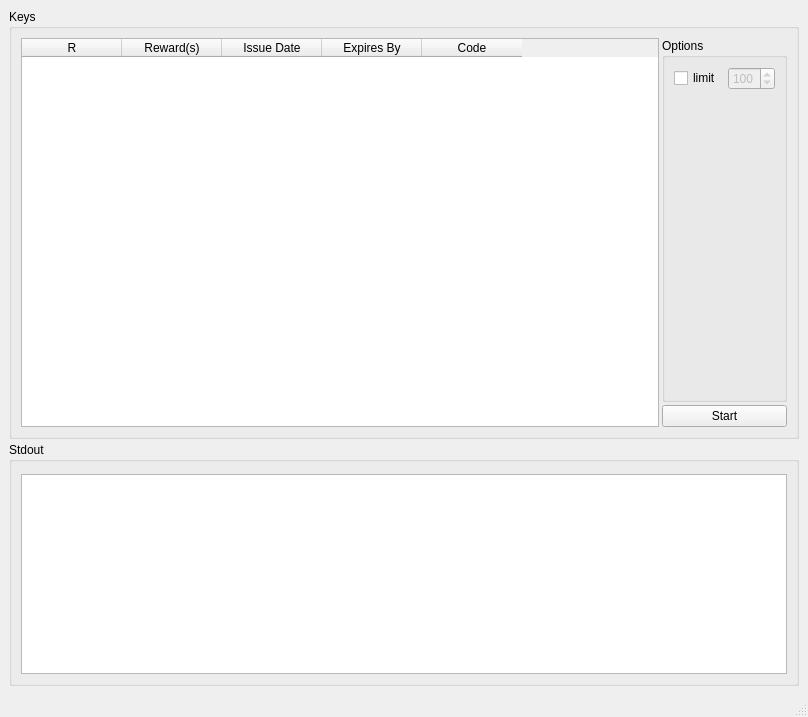
Fabbi/autoshift, file src/controlwindow.ui: the form before one commit.
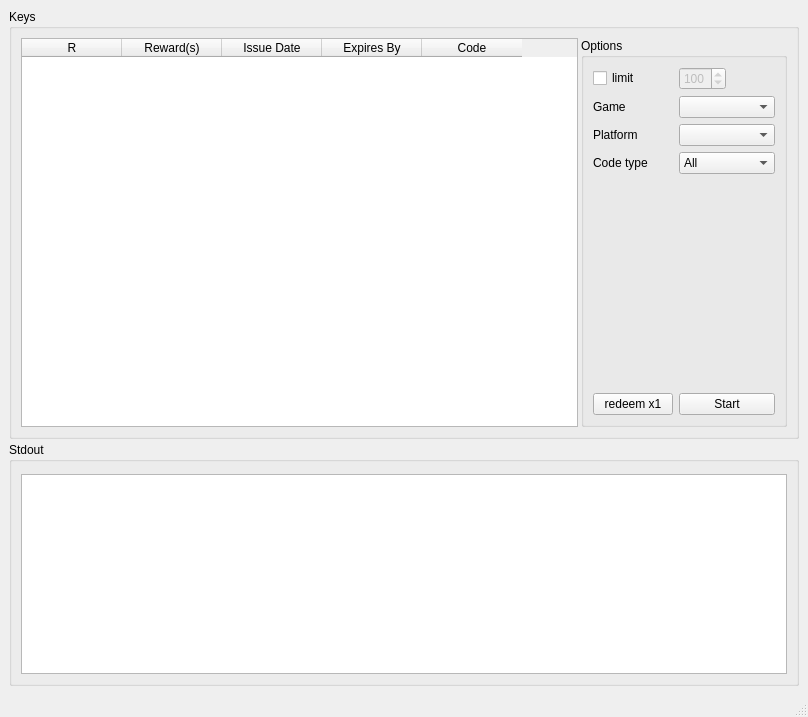
The form after the commit. Custom widgets are drawn as their Qt base class.

Commit message: all options from python version

What changed in the file:
```diff
--- a/src/controlwindow.ui
+++ b/src/controlwindow.ui
@@ -100,6 +100,23 @@
             <string>Options</string>
            </property>
            <layout class="QGridLayout" name="gridLayout_2">
+            <item row="1" column="0">
+             <widget class="QLabel" name="labelGame">
+              <property name="text">
+               <string>Game</string>
+              </property>
+             </widget>
+            </item>
+            <item row="1" column="1">
+             <widget class="QComboBox" name="dropDGame"/>
+            </item>
+            <item row="2" column="0">
+             <widget class="QLabel" name="labelPlatform">
+              <property name="text">
+               <string>Platform</string>
+              </property>
+             </widget>
+            </item>
             <item row="0" column="0">
              <widget class="QCheckBox" name="limitCB">
               <property name="text">
@@ -107,6 +124,35 @@
               </property>
              </widget>
             </item>
+            <item row="5" column="0">
+             <widget class="QPushButton" name="redeemButton">
+              <property name="toolTip">
+               <string>Redeem once now</string>
+              </property>
+              <property name="text">
+               <string>redeem x1</string>
+              </property>
+             </widget>
+            </item>
+            <item row="5" column="1">
+             <widget class="QPushButton" name="controlButton">
+              <property name="toolTip">
+               <string>Start auto redeeming</string>
+              </property>
+              <property name="text">
+               <string>Start</string>
+              </property>
+              <property name="checkable">
+               <bool>true</bool>
+              </property>
+              <property name="checked">
+               <bool>false</bool>
+              </property>
+              <property name="flat">
+               <bool>false</bool>
+              </property>
+             </widget>
+            </item>
             <item row="0" column="1">
              <widget class="QSpinBox" name="limitBox">
               <property name="enabled">
@@ -126,7 +172,10 @@
               </property>
              </widget>
             </item>
-            <item row="1" column="1">
+            <item row="2" column="1">
+             <widget class="QComboBox" name="dropDPlatform"/>
+            </item>
+            <item row="4" column="1">
              <spacer name="verticalSpacer">
               <property name="orientation">
                <enum>Qt::Vertical</enum>
@@ -139,25 +188,38 @@
               </property>
              </spacer>
             </item>
+            <item row="3" column="0">
+             <widget class="QLabel" name="label">
+              <property name="text">
+               <string>Code type</string>
+              </property>
+             </widget>
+            </item>
+            <item row="3" column="1">
+             <widget class="QComboBox" name="dropDType">
+              <property name="currentIndex">
+               <number>0</number>
+              </property>
+              <item>
+               <property name="text">
+                <string>All</string>
+               </property>
+              </item>
+              <item>
+               <property name="text">
+                <string>Golden</string>
+               </property>
+              </item>
+              <item>
+               <property name="text">
+                <string>Non-Golden</string>
+               </property>
+              </item>
+             </widget>
+            </item>
            </layout>
           </widget>
          </item>
-         <item>
-          <widget class="QPushButton" name="controlButton">
-           <property name="text">
-            <string>Start</string>
-           </property>
-           <property name="checkable">
-            <bool>true</bool>
-           </property>
-           <property name="checked">
-            <bool>false</bool>
-           </property>
-           <property name="flat">
-            <bool>false</bool>
-           </property>
-          </widget>
-         </item>
         </layout>
        </item>
       </layout>
```
The commit also changes 2 other files.
